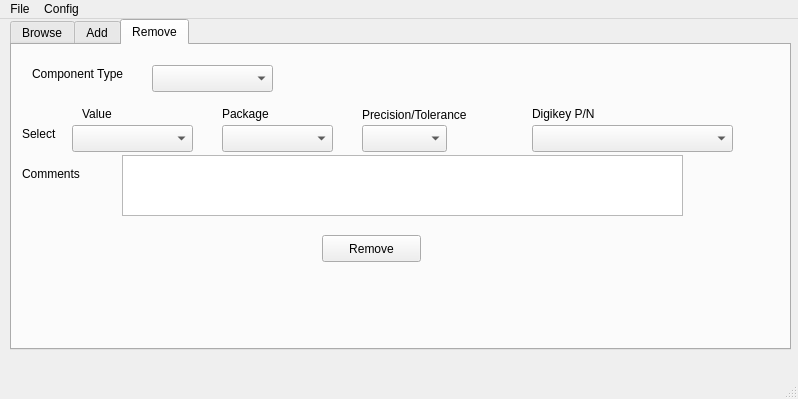
This is mainwindow.ui in embedCreativity/PCBHelper as Qt 5 draws it before an edit. The edited form follows.
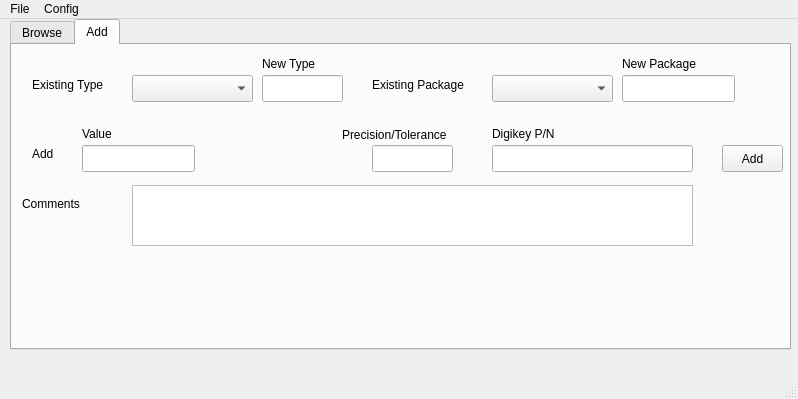
This is the edited form. The open tabs and pages were chosen to show the change.

Commit message: Adding parts seems to work well, but the package comboBox populates all packages regardless of selected type.

Diff of the .ui file:
```diff
--- a/mainwindow.ui
+++ b/mainwindow.ui
@@ -24,7 +24,7 @@
      </rect>
     </property>
     <property name="currentIndex">
-     <number>0</number>
+     <number>1</number>
     </property>
     <widget class="QWidget" name="Browse">
      <attribute name="title">
@@ -194,12 +194,25 @@
        <string>Please Select Database from Config Menu</string>
       </property>
      </widget>
+     <widget class="QToolButton" name="toolBtnDelete">
+      <property name="geometry">
+       <rect>
+        <x>700</x>
+        <y>140</y>
+        <width>24</width>
+        <height>25</height>
+       </rect>
+      </property>
+      <property name="text">
+       <string>...</string>
+      </property>
+     </widget>
     </widget>
     <widget class="QWidget" name="Add">
      <attribute name="title">
       <string>Add</string>
      </attribute>
-     <widget class="QLineEdit" name="lineEdit">
+     <widget class="QLineEdit" name="edit_value">
       <property name="geometry">
        <rect>
         <x>70</x>
@@ -209,7 +222,7 @@
        </rect>
       </property>
      </widget>
-     <widget class="QLineEdit" name="lineEdit_4">
+     <widget class="QLineEdit" name="edit_partnum">
       <property name="geometry">
        <rect>
         <x>480</x>
@@ -232,7 +245,7 @@
        <string>Add</string>
       </property>
      </widget>
-     <widget class="QPushButton" name="pushButton">
+     <widget class="QPushButton" name="btn_add_component">
       <property name="geometry">
        <rect>
         <x>710</x>
@@ -245,7 +258,7 @@
        <string>Add</string>
       </property>
      </widget>
-     <widget class="QLineEdit" name="lineEdit_3">
+     <widget class="QLineEdit" name="edit_tolerance">
       <property name="geometry">
        <rect>
         <x>360</x>
@@ -255,7 +268,7 @@
        </rect>
       </property>
      </widget>
-     <widget class="QTextEdit" name="textEdit">
+     <widget class="QTextEdit" name="edit_comments">
       <property name="geometry">
        <rect>
         <x>120</x>
@@ -278,11 +291,11 @@
        <string>Comments</string>
       </property>
      </widget>
-     <widget class="QLineEdit" name="lineEdit_2">
+     <widget class="QLineEdit" name="edit_new_package">
       <property name="geometry">
        <rect>
-        <x>220</x>
-        <y>100</y>
+        <x>610</x>
+        <y>30</y>
         <width>113</width>
         <height>27</height>
        </rect>
@@ -293,12 +306,12 @@
        <rect>
         <x>20</x>
         <y>30</y>
-        <width>121</width>
-        <height>17</height>
+        <width>91</width>
+        <height>20</height>
        </rect>
       </property>
       <property name="text">
-       <string>Component Type</string>
+       <string>Existing Type</string>
       </property>
      </widget>
      <widget class="QLabel" name="label_29">
@@ -330,53 +343,40 @@
      <widget class="QLabel" name="label_31">
       <property name="geometry">
        <rect>
-        <x>210</x>
-        <y>80</y>
-        <width>67</width>
+        <x>610</x>
+        <y>10</y>
+        <width>91</width>
         <height>17</height>
        </rect>
       </property>
       <property name="text">
-       <string>Package</string>
+       <string>New Package</string>
       </property>
      </widget>
-     <widget class="QComboBox" name="comboBox_16">
+     <widget class="QComboBox" name="comboBox_add_type">
       <property name="geometry">
        <rect>
-        <x>150</x>
+        <x>120</x>
         <y>30</y>
         <width>121</width>
         <height>27</height>
        </rect>
       </property>
      </widget>
-     <widget class="QLineEdit" name="lineEdit_13">
+     <widget class="QLineEdit" name="edit_new_type">
       <property name="geometry">
        <rect>
-        <x>300</x>
+        <x>250</x>
         <y>30</y>
         <width>81</width>
         <height>27</height>
        </rect>
       </property>
      </widget>
-     <widget class="QPushButton" name="pushButton_4">
-      <property name="geometry">
-       <rect>
-        <x>390</x>
-        <y>30</y>
-        <width>101</width>
-        <height>27</height>
-       </rect>
-      </property>
-      <property name="text">
-       <string>Add Type</string>
-      </property>
-     </widget>
      <widget class="QLabel" name="label_32">
       <property name="geometry">
        <rect>
-        <x>300</x>
+        <x>250</x>
         <y>10</y>
         <width>67</width>
         <height>17</height>
@@ -399,173 +399,27 @@
        <string>Digikey P/N</string>
       </property>
      </widget>
-    </widget>
-    <widget class="QWidget" name="Remove">
-     <attribute name="title">
-      <string>Remove</string>
-     </attribute>
-     <widget class="QLabel" name="label_10">
+     <widget class="QComboBox" name="comboBox_add_package">
       <property name="geometry">
        <rect>
-        <x>70</x>
-        <y>60</y>
-        <width>67</width>
-        <height>17</height>
-       </rect>
-      </property>
-      <property name="text">
-       <string>Value</string>
-      </property>
-     </widget>
-     <widget class="QComboBox" name="comboBox_6">
-      <property name="geometry">
-       <rect>
-        <x>140</x>
-        <y>20</y>
+        <x>480</x>
+        <y>30</y>
         <width>121</width>
         <height>27</height>
        </rect>
       </property>
      </widget>
-     <widget class="QComboBox" name="comboBox_7">
+     <widget class="QLabel" name="label_34">
       <property name="geometry">
        <rect>
-        <x>60</x>
-        <y>80</y>
+        <x>360</x>
+        <y>30</y>
         <width>121</width>
-        <height>27</height>
-       </rect>
-      </property>
-     </widget>
-     <widget class="QLabel" name="label_11">
-      <property name="geometry">
-       <rect>
-        <x>350</x>
-        <y>60</y>
-        <width>141</width>
         <height>20</height>
        </rect>
       </property>
       <property name="text">
-       <string>Precision/Tolerance</string>
-      </property>
-     </widget>
-     <widget class="QComboBox" name="comboBox_8">
-      <property name="geometry">
-       <rect>
-        <x>210</x>
-        <y>80</y>
-        <width>111</width>
-        <height>27</height>
-       </rect>
-      </property>
-     </widget>
-     <widget class="QTextBrowser" name="textBrowser_2">
-      <property name="geometry">
-       <rect>
-        <x>110</x>
-        <y>110</y>
-        <width>561</width>
-        <height>61</height>
-       </rect>
-      </property>
-     </widget>
-     <widget class="QLabel" name="label_12">
-      <property name="geometry">
-       <rect>
-        <x>10</x>
-        <y>120</y>
-        <width>81</width>
-        <height>17</height>
-       </rect>
-      </property>
-      <property name="text">
-       <string>Comments</string>
-      </property>
-     </widget>
-     <widget class="QComboBox" name="comboBox_9">
-      <property name="geometry">
-       <rect>
-        <x>350</x>
-        <y>80</y>
-        <width>85</width>
-        <height>27</height>
-       </rect>
-      </property>
-     </widget>
-     <widget class="QLabel" name="label_13">
-      <property name="geometry">
-       <rect>
-        <x>210</x>
-        <y>60</y>
-        <width>67</width>
-        <height>17</height>
-       </rect>
-      </property>
-      <property name="text">
-       <string>Package</string>
-      </property>
-     </widget>
-     <widget class="QLabel" name="label_14">
-      <property name="geometry">
-       <rect>
-        <x>520</x>
-        <y>60</y>
-        <width>91</width>
-        <height>17</height>
-       </rect>
-      </property>
-      <property name="text">
-       <string>Digikey P/N</string>
-      </property>
-     </widget>
-     <widget class="QLabel" name="label_15">
-      <property name="geometry">
-       <rect>
-        <x>20</x>
-        <y>20</y>
-        <width>121</width>
-        <height>17</height>
-       </rect>
-      </property>
-      <property name="text">
-       <string>Component Type</string>
-      </property>
-     </widget>
-     <widget class="QComboBox" name="comboBox_10">
-      <property name="geometry">
-       <rect>
-        <x>520</x>
-        <y>80</y>
-        <width>201</width>
-        <height>27</height>
-       </rect>
-      </property>
-     </widget>
-     <widget class="QLabel" name="label_16">
-      <property name="geometry">
-       <rect>
-        <x>10</x>
-        <y>80</y>
-        <width>67</width>
-        <height>17</height>
-       </rect>
-      </property>
-      <property name="text">
-       <string>Select</string>
-      </property>
-     </widget>
-     <widget class="QPushButton" name="pushButton_2">
-      <property name="geometry">
-       <rect>
-        <x>310</x>
-        <y>190</y>
-        <width>99</width>
-        <height>27</height>
-       </rect>
-      </property>
-      <property name="text">
-       <string>Remove</string>
+       <string>Existing Package</string>
       </property>
      </widget>
     </widget>
```
The commit also changes 2 other files.
